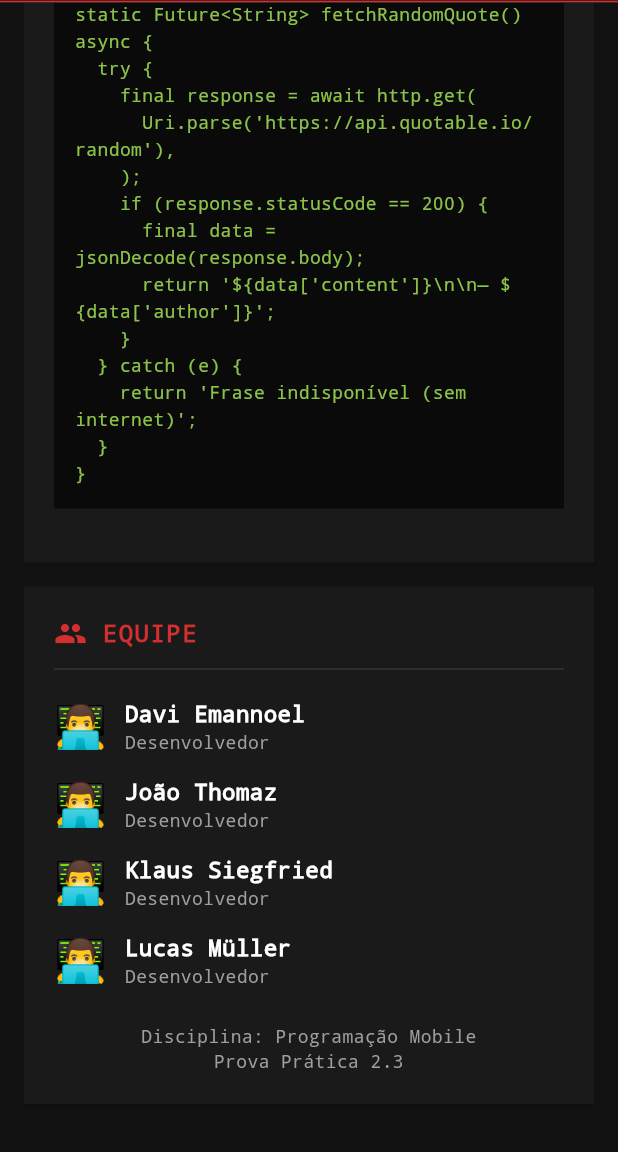
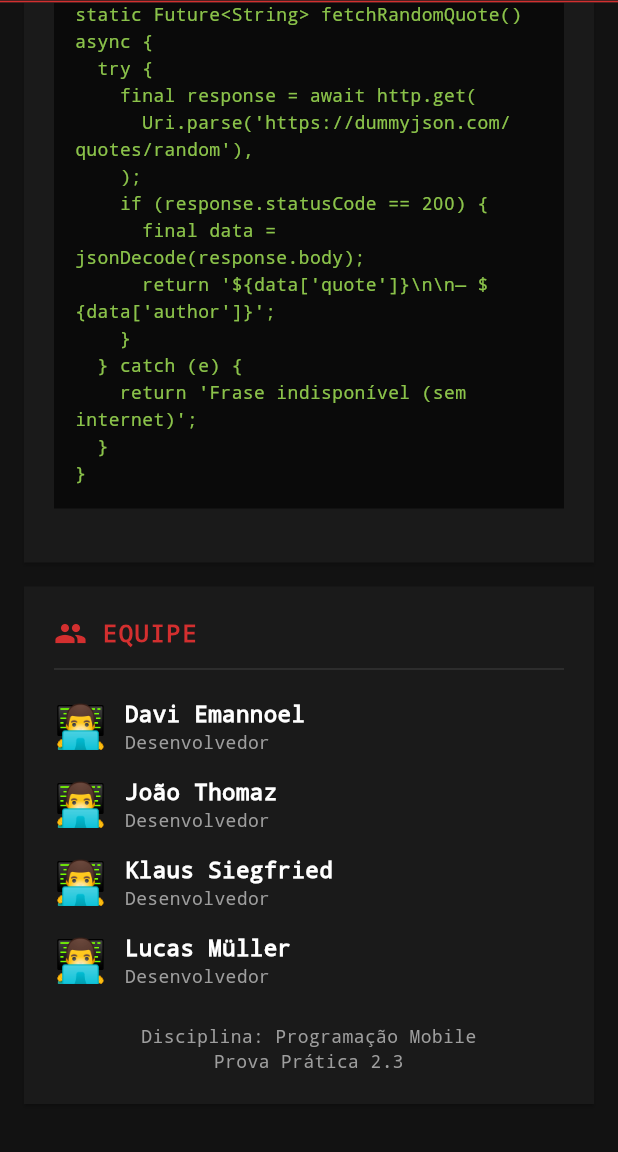
Before and after one commit to 1mscuzbot/whatsapp2.0.1, a Flutter app: the CodeShowcaseScreen screen opened directly, scrolled down 3249 dp, on a phone screen of 412 x 824 dp, the part 84-1236 px from its top. Run offline on Flutter 3.47's test engine with Material 3 defaults, Android fonts, the phone set to English and light mode, and no system bars; our stand-ins replace cloud_firestore, firebase_auth, firebase_core, shared_preferences; accounts and stored records are empty.

Commit message:
Troca API quotable.io por dummyjson.com (mais estável)
- quote_service.dart: URL e parsing atualizados
- code_showcase_screen.dart: snippet e referências atualizados
- README.md: referências atualizadas

```diff
--- a/lib/screens/code_showcase_screen.dart
+++ b/lib/screens/code_showcase_screen.dart
@@ -78,7 +78,7 @@ class CodeShowcaseScreen extends StatelessWidget {
         '''
 WhatsApp 2.0.1 é um clone funcional do WhatsApp desenvolvido em Flutter como trabalho da disciplina Programação Mobile.
 
-O app utiliza Firebase para autenticação e armazenamento em nuvem, SharedPreferences para persistência local, e consome uma API REST pública para exibir citações aleatórias.
+O app utiliza Firebase para autenticação e armazenamento em nuvem, SharedPreferences para persistência local, e consome a API REST pública dummyjson.com para exibir citações aleatórias.
 
 Público-alvo: acadêmico — demonstrar integração de múltiplas tecnologias em um app mobile funcional.''',
       ),
@@ -99,7 +99,7 @@ Público-alvo: acadêmico — demonstrar integração de múltiplas tecnologias
           _itemTecnologia(Icons.fireplace, 'Firebase Auth', 'Autenticação de usuários'),
           _itemTecnologia(Icons.cloud_queue, 'Cloud Firestore', 'Banco NoSQL em tempo real'),
           _itemTecnologia(Icons.storage, 'SharedPreferences', 'Armazenamento local de sessão'),
-          _itemTecnologia(Icons.api, 'HTTP (quotable.io)', 'Consumo de API REST'),
+          _itemTecnologia(Icons.api, 'HTTP (dummyjson.com)', 'Consumo de API REST'),
         ],
       ),
     );
@@ -166,7 +166,7 @@ Login → Home (contatos) → Chat (conversa)''',
           _featureItem('Autenticação', 'Login e cadastro com Firebase Auth'),
           _featureItem('Sessão Persistente', 'SharedPreferences mantém login'),
           _featureItem('Lista de Contatos', 'Contatos simulados com status ONLINE'),
-          _featureItem('API REST', 'Frase aleatória da API quotable.io'),
+          _featureItem('API REST', 'Frase aleatória da API dummyjson.com'),
           _featureItem('Chat em Tempo Real', 'Mensagens sincronizadas via Firestore'),
           _featureItem('Tema Escuro', 'Visual Red & Black formal'),
         ],
@@ -274,11 +274,11 @@ StreamBuilder<QuerySnapshot>(
         '''static Future<String> fetchRandomQuote() async {
   try {
     final response = await http.get(
-      Uri.parse('https://api.quotable.io/random'),
+      Uri.parse('https://dummyjson.com/quotes/random'),
     );
     if (response.statusCode == 200) {
       final data = jsonDecode(response.body);
-      return '\${data['content']}\\n\\n— \${data['author']}';
+      return '\${data['quote']}\\n\\n— \${data['author']}';
     }
   } catch (e) {
     return 'Frase indisponível (sem internet)';
--- a/lib/services/quote_service.dart
+++ b/lib/services/quote_service.dart
@@ -12,9 +12,9 @@ import 'package:http/http.dart' as http; // Pacote para fazer requisições HTTP
 // PASSO 3: Classe QuoteService — serviço de API REST
 // -----------------------------------------------------------------------------
 class QuoteService {
-  // URL da API pública de citações (quotable.io)
-  // Retorna um JSON com { content, author, ... }
-  static const String _apiUrl = 'https://api.quotable.io/random';
+  // URL da API pública de citações (dummyjson.com)
+  // Retorna um JSON com { quote, author, ... }
+  static const String _apiUrl = 'https://dummyjson.com/quotes/random';
 
   // -------------------------------------------------------------------------
   // Método: fetchRandomQuote()
@@ -36,11 +36,12 @@ class QuoteService {
         final data = jsonDecode(response.body) as Map<String, dynamic>;
 
         // Extrai o conteúdo e o autor
-        final content = data['content'] as String? ?? '';
+        // dummyjson retorna: { "quote": "...", "author": "..." }
+        final quote = data['quote'] as String? ?? '';
         final author = data['author'] as String? ?? 'Desconhecido';
 
         // Retorna formatado
-        return '"$content"\n\n— $author';
+        return '"$quote"\n\n— $author';
       } else {
         // Se a API retornou erro, lançamos uma exceção
         throw Exception('Erro HTTP ${response.statusCode}');
@@ -53,7 +54,7 @@ class QuoteService {
   }
 
   // -------------------------------------------------------------------------
-  // DESAFIO: Tente adicionar outras requisições aqui!
-  // Ex.: Uma função buscarCep() que usa a API ViaCEP (viacep.com.br).
+  // ✚ DESAFIO: Tente adicionar outras requisições aqui!
+  //    Ex.: Uma função buscarCep() que usa a API ViaCEP (viacep.com.br).
   // -------------------------------------------------------------------------
 }
```
Also changed, not shown: 1 other file.
